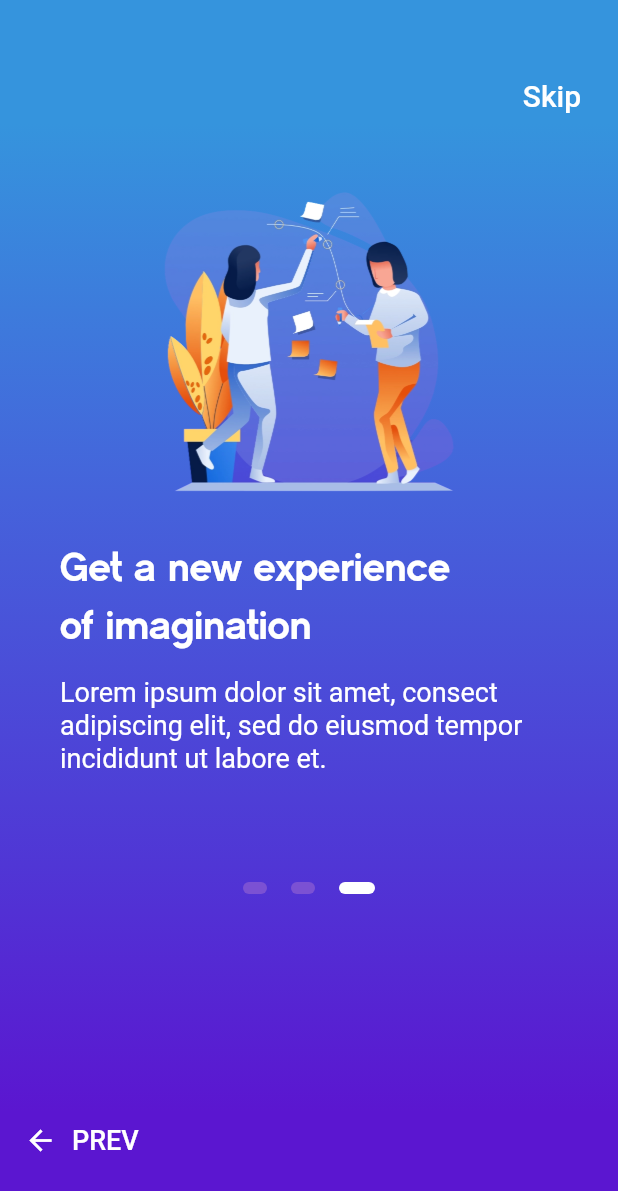
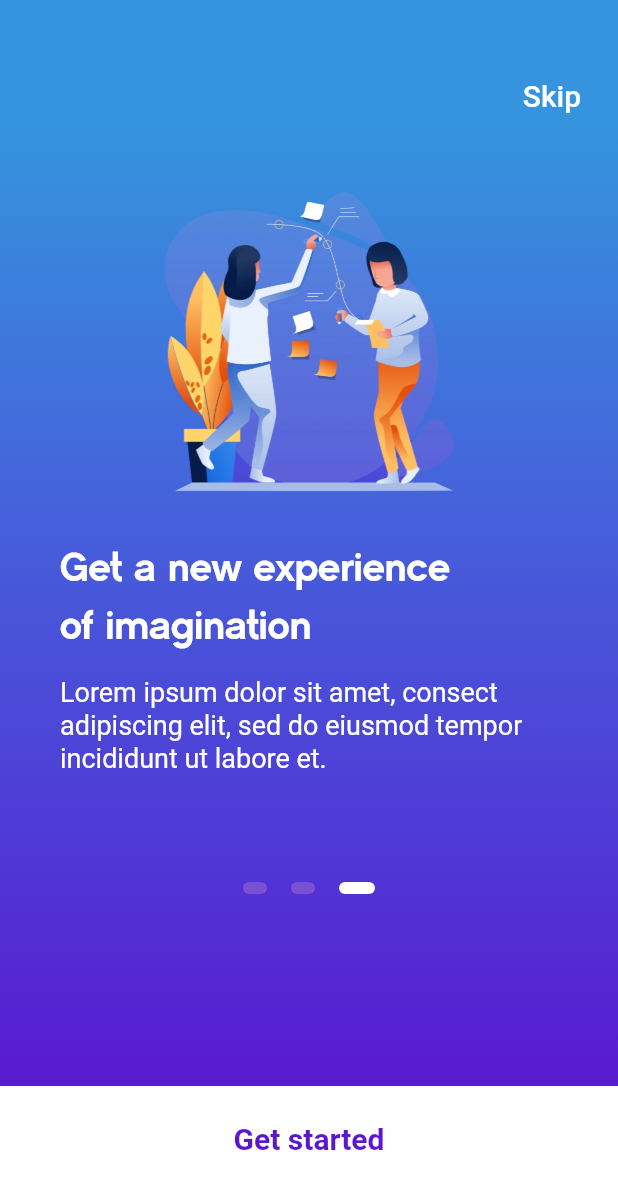
Before and after one commit to fortinjoffrey/flutter_Onboarding_UI, a Flutter app: the screen it shows after launch, swiped to page 3, on a phone screen of 412 x 824 dp. Shown: the top 1191 px of the screen. Run offline on Flutter 3.47's test engine with Material 2 defaults, Android fonts, the phone set to English and light mode, and no system bars.

Commit message:
Show 'Get started' bottom sheet on last page

```diff
--- a/lib/screens/onboarding_screen.dart
+++ b/lib/screens/onboarding_screen.dart
@@ -114,6 +114,34 @@ class _OnboardingScreenState extends State<OnboardingScreen> {
           ),
         ),
       ),
+      bottomSheet:
+          _currentPage == _nbPages - 1 ? _buildBottomSheet() : Text(''),
+    );
+  }
+
+  Widget _buildPageInPageView({
+    @required String imagePath,
+    @required String title,
+    @required String body,
+  }) {
+    return Padding(
+      padding: const EdgeInsets.all(40.0),
+      child: Column(
+        crossAxisAlignment: CrossAxisAlignment.start,
+        children: [
+          Center(
+            child: Image(
+              image: AssetImage(imagePath),
+              height: 200,
+              width: 200,
+            ),
+          ),
+          SizedBox(height: 30.0),
+          Text(title, style: kTitleStyle),
+          SizedBox(height: 15.0),
+          Text(body, style: kSubtitleStyle),
+        ],
+      ),
     );
   }
 
@@ -189,28 +217,26 @@ class _OnboardingScreenState extends State<OnboardingScreen> {
     );
   }
 
-  Widget _buildPageInPageView({
-    @required String imagePath,
-    @required String title,
-    @required String body,
-  }) {
-    return Padding(
-      padding: const EdgeInsets.all(40.0),
-      child: Column(
-        crossAxisAlignment: CrossAxisAlignment.start,
-        children: [
-          Center(
-            child: Image(
-              image: AssetImage(imagePath),
-              height: 200,
-              width: 200,
+  Container _buildBottomSheet() {
+    return Container(
+      height: 100,
+      width: double.infinity,
+      color: Colors.white,
+      child: GestureDetector(
+        onTap: () => print('Get started'),
+        child: Center(
+          child: Padding(
+            padding: const EdgeInsets.only(bottom: 30.0),
+            child: Text(
+              'Get started',
+              style: TextStyle(
+                color: Color(0xFF5B16D0),
+                fontSize: 20.0,
+                fontWeight: FontWeight.bold,
+              ),
             ),
           ),
-          SizedBox(height: 30.0),
-          Text(title, style: kTitleStyle),
-          SizedBox(height: 15.0),
-          Text(body, style: kSubtitleStyle),
-        ],
+        ),
       ),
     );
   }
```
